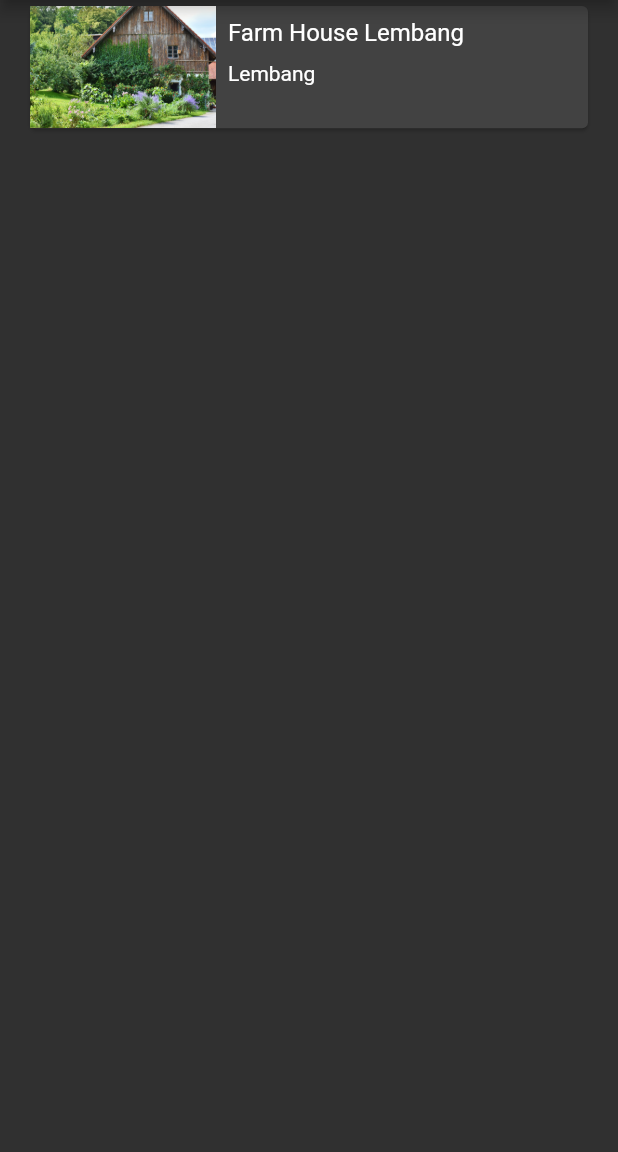
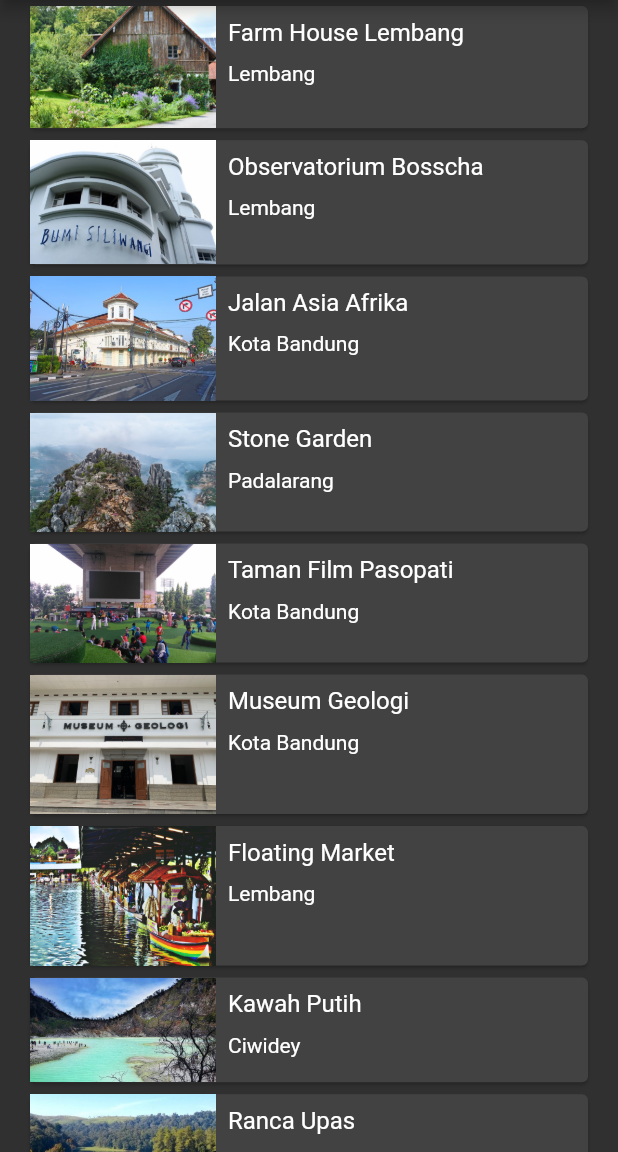
Before and after one commit to arifikhsan/flutter_wisata_bandung, a Flutter app: the screen it shows after launch, on a phone screen of 412 x 824 dp, the part 84-1236 px from its top. Run offline on Flutter 3.47's test engine with Material 2 defaults, Android fonts, the phone set to English and light mode, and no system bars.

Commit message:
list detail

```diff
--- a/lib/detail_screen.dart
+++ b/lib/detail_screen.dart
@@ -1,8 +1,16 @@
 import 'package:flutter/material.dart';
 import 'package:flutter/rendering.dart';
-import 'package:flutter_wisata_bandung/styles.dart';
+import 'package:flutter_wisata_bandung/model/tourism_place_model.dart';
+import 'package:flutter_wisata_bandung/util/styles.dart';
 
 class DetailScreen extends StatelessWidget {
+  final TourismPlaceModel place;
+
+  const DetailScreen({
+    Key key,
+    @required this.place,
+  }) : super(key: key);
+
   @override
   Widget build(BuildContext context) {
     return Scaffold(
@@ -12,11 +20,11 @@ class DetailScreen extends StatelessWidget {
         child: Column(
           crossAxisAlignment: CrossAxisAlignment.stretch,
           children: [
-            Image.asset('images/farm-house.jpg'),
+            Image.asset(place.imageAsset),
             Container(
               margin: EdgeInsets.only(top: 16),
               child: Text(
-                'Farm House Lembang',
+                place.name,
                 textAlign: TextAlign.center,
                 style: TextStyle(
                   fontSize: 30.0,
@@ -35,7 +43,7 @@ class DetailScreen extends StatelessWidget {
                       Icon(Icons.calendar_today),
                       SizedBox(height: 8),
                       Text(
-                        'Open Everyday',
+                        place.openDays,
                         style: informationTextStyle,
                       ),
                     ],
@@ -45,7 +53,7 @@ class DetailScreen extends StatelessWidget {
                       Icon(Icons.access_time),
                       SizedBox(height: 8),
                       Text(
-                        '09:00 - 20:00',
+                        place.openTime,
                         style: informationTextStyle,
                       ),
                     ],
@@ -55,7 +63,7 @@ class DetailScreen extends StatelessWidget {
                       Icon(Icons.monetization_on),
                       SizedBox(height: 8),
                       Text(
-                        'Rp. 25.000',
+                        place.ticketPrice,
                         style: informationTextStyle,
                       ),
                     ],
@@ -66,7 +74,7 @@ class DetailScreen extends StatelessWidget {
             Container(
               padding: EdgeInsets.all(16.0),
               child: Text(
-                'Berada di jalur utama Bandung-Lembang, Farm House menjadi objek wisata yang tidak pernah sepi pengunjung. Selain karena letaknya strategis, kawasan ini juga menghadirkan nuansa wisata khas Eropa. Semua itu diterapkan dalam bentuk spot swafoto Instagramable.',
+                place.description,
                 textAlign: TextAlign.center,
                 style: TextStyle(
                   fontSize: 16,
@@ -79,23 +87,15 @@ class DetailScreen extends StatelessWidget {
               child: ListView(
                 physics: BouncingScrollPhysics(),
                 scrollDirection: Axis.horizontal,
-                children: <Widget>[
-                  Padding(
+                children: place.imageUrls.map((url) {
+                  return Padding(
                     padding: const EdgeInsets.all(4),
-                    child: Image.network(
-                        'https://media-cdn.tripadvisor.com/media/photo-s/0d/7c/59/70/farmhouse-lembang.jpg'),
-                  ),
-                  Padding(
-                    padding: const EdgeInsets.all(4),
-                    child: Image.network(
-                        'https://media-cdn.tripadvisor.com/media/photo-w/13/f0/22/f6/photo3jpg.jpg'),
-                  ),
-                  Padding(
-                    padding: const EdgeInsets.all(4),
-                    child: Image.network(
-                        'https://media-cdn.tripadvisor.com/media/photo-m/1280/16/a9/33/43/liburan-di-farmhouse.jpg'),
-                  ),
-                ],
+                    child: ClipRRect(
+                      borderRadius: BorderRadius.circular(10),
+                      child: Image.network(url),
+                    ),
+                  );
+                }).toList(),
               ),
             ),
           ],
--- a/lib/home_screen.dart
+++ b/lib/home_screen.dart
@@ -1,5 +1,6 @@
 import 'package:flutter/material.dart';
 import 'package:flutter_wisata_bandung/detail_screen.dart';
+import 'package:flutter_wisata_bandung/util/places.dart';
 
 class HomeScreen extends StatelessWidget {
   @override
@@ -8,13 +9,15 @@ class HomeScreen extends StatelessWidget {
       appBar: AppBar(
         title: Text('Wisata Bandung'),
       ),
-      body: FlatButton(
+      body: ListView(
+        children: tourismPlaceModelList.map((place) {
+          return FlatButton(
             onPressed: () {
               Navigator.push(
                 context,
                 MaterialPageRoute(
                   builder: (context) {
-                return DetailScreen();
+                    return DetailScreen(place: place,);
                   },
                 ),
               );
@@ -25,7 +28,7 @@ class HomeScreen extends StatelessWidget {
                 children: [
                   Expanded(
                     flex: 1,
-                child: Image.asset('images/farm-house.jpg'),
+                    child: Image.asset(place.imageAsset),
                   ),
                   Expanded(
                     flex: 2,
@@ -36,13 +39,13 @@ class HomeScreen extends StatelessWidget {
                         mainAxisSize: MainAxisSize.min,
                         children: [
                           Text(
-                        'Farm House Lembang',
+                            place.name,
                             style: TextStyle(fontSize: 16),
                           ),
                           SizedBox(
                             height: 10,
                           ),
-                      Text('Lembang'),
+                          Text(place.location),
                         ],
                       ),
                     ),
@@ -50,6 +53,8 @@ class HomeScreen extends StatelessWidget {
                 ],
               ),
             ),
+          );
+        }).toList(),
       ),
     );
   }
--- /dev/null
+++ b/lib/model/tourism_place_model.dart
@@ -0,0 +1,21 @@
+class TourismPlaceModel {
+  String name;
+  String location;
+  String description;
+  String openDays;
+  String openTime;
+  String ticketPrice;
+  String imageAsset;
+  List<String> imageUrls;
+
+  TourismPlaceModel({
+    this.name,
+    this.location,
+    this.description,
+    this.openDays,
+    this.openTime,
+    this.ticketPrice,
+    this.imageAsset,
+    this.imageUrls,
+  });
+}
--- /dev/null
+++ b/lib/util/places.dart
@@ -0,0 +1,139 @@
+import 'package:flutter_wisata_bandung/model/tourism_place_model.dart';
+
+var tourismPlaceModelList = [
+  TourismPlaceModel(
+    name: 'Farm House Lembang',
+    location: 'Lembang',
+    description:
+        'Berada di jalur utama Bandung-Lembang, Farm House menjadi objek wisata yang tidak pernah sepi pengunjung. Selain karena letaknya strategis, kawasan ini juga menghadirkan nuansa wisata khas Eropa. Semua itu diterapkan dalam bentuk spot swafoto Instagramable.',
+    openDays: 'Open Everyday',
+    openTime: '09:00 - 20:00',
+    ticketPrice: 'Rp 25000',
+    imageAsset: 'images/farm-house.jpg',
+    imageUrls: [
+      'https://media-cdn.tripadvisor.com/media/photo-s/0d/7c/59/70/farmhouse-lembang.jpg',
+      'https://media-cdn.tripadvisor.com/media/photo-w/13/f0/22/f6/photo3jpg.jpg',
+      'https://media-cdn.tripadvisor.com/media/photo-m/1280/16/a9/33/43/liburan-di-farmhouse.jpg'
+    ],
+  ),
+  TourismPlaceModel(
+    name: 'Observatorium Bosscha',
+    location: 'Lembang',
+    description:
+        'Memiliki beberapa teleskop, antara lain, Refraktor Ganda Zeiss, Schmidt Bimasakti, Refraktor Bamberg, Cassegrain GOTO, dan Teleskop Surya. Refraktor Ganda Zeiss adalah jenis teleskop terbesar untuk meneropong bintang. Benda ini diletakkan pada atap kubah sehingga saat teropong digunakan, atap tersebut harus dibuka. Observatorium Bosscha boleh dikunjungi oleh siapa pun, tanpa tiket. Namun, bagi yang ingin menggunakan teleskop Zeiss, wajib mendaftarkan diri. Untuk instansi atau lembaga pendidikan, diberikan jadwal hari Selasa sampai Jumat. Sementara itu, kunjungan individu dibuka setiap hari Sabtu.',
+    openDays: 'Open Tuesday - Saturday',
+    openTime: '09:00 - 14:30',
+    ticketPrice: 'Rp 20000',
+    imageAsset: 'images/bosscha.jpg',
+    imageUrls: [
+      'https://media-cdn.tripadvisor.com/media/photo-o/12/6b/63/0b/bosscha-observatory.jpg',
+      'https://media-cdn.tripadvisor.com/media/photo-p/0d/6a/88/9b/photo3jpg.jpg',
+      'https://media-cdn.tripadvisor.com/media/photo-o/11/3f/04/39/p-20171111-110220-largejpg.jpg',
+    ],
+  ),
+  TourismPlaceModel(
+    name: 'Jalan Asia Afrika',
+    location: 'Kota Bandung',
+    description:
+        'Jalan Asia Afrika di Bandung memiliki kaitan yang sangat erat dengan pendirian kota Kembang ini. Karena pada saat itu, Gubernur Jenderal Herman Willem Deaendels dari Belanda menancapkan tongkatnya saat memerintahkan pendirian kota ini, yang kemudian diabadikan menjadi tugu Bandung Nol Kilometer.',
+    openDays: 'Open Everyday',
+    openTime: '24 hours',
+    ticketPrice: 'Free',
+    imageAsset: 'images/jalan-asia-afrika.jpg',
+    imageUrls: [
+      'https://media-cdn.tripadvisor.com/media/photo-o/0d/c2/e7/e6/quotes-kota-bandung.jpg',
+      'https://media-cdn.tripadvisor.com/media/photo-w/17/f4/44/01/jalan-asia-afrika.jpg',
+      'https://media-cdn.tripadvisor.com/media/photo-s/0a/ef/36/e2/jalan-asia-afrika.jpg',
+    ],
+  ),
+  TourismPlaceModel(
+    name: 'Stone Garden',
+    location: 'Padalarang',
+    description:
+        'Stone Garden atau Taman Batu di Padalarang – Bandung ini adalah nama secara harafiah untuk apa yang akan kita lihat jika berada di sana. Hamparan batu yang artistik membuat kita merasa tidak sedang berada di Bandung, apalagi di Padalarang. Hamparan batu yang dimaksud bukan terhampar begitu saja di atas tanah luas yang menjadi permukaannya. Batu-batu besar yang ukuran pastinya bervariasi tersusun seperti memiliki suatu formasi matematis.',
+    openDays: 'Open Everyday',
+    openTime: '06:00 - 17:00',
+    ticketPrice: 'Rp 3000',
+    imageAsset: 'images/stone-garden.jpg',
+    imageUrls: [
+      'https://media-cdn.tripadvisor.com/media/photo-o/15/01/d7/4b/p-20180510-153310-01.jpg',
+      'https://media-cdn.tripadvisor.com/media/photo-w/15/68/00/32/stone-garden-citatah.jpg',
+      'https://media-cdn.tripadvisor.com/media/photo-o/0d/a2/cb/05/stone-garden-citatah.jpg',
+    ],
+  ),
+  TourismPlaceModel(
+    name: 'Taman Film Pasopati',
+    location: 'Kota Bandung',
+    description:
+        'Menjadi salah satu tempat wisata di Bandung yang favorit, tentu Taman Film ini memiliki fasilitas cukup memadai. Pemberian fasilitas ini memiliki harapan para pengunjung akan merasa nyaman dan tak segan2 untuk kembali berkunjung terus menerus kesini. Beberapa fasilitas taman yang bisa kamu nikmati diantaranya seperti layar videotron besar berukuran 4×8 untuk memutar berbagai macam pilihan film seperti Film Indonesia, Bollywood, Korea, ataupun Indie Bandung.',
+    openDays: 'Open Everyday',
+    openTime: '24 hours',
+    ticketPrice: 'Free',
+    imageAsset: 'images/taman-film.jpg',
+    imageUrls: [
+      'https://media-cdn.tripadvisor.com/media/photo-o/08/8b/87/50/bandung-movie-park.jpg',
+      'https://media-cdn.tripadvisor.com/media/photo-o/17/67/d5/53/img-20190505-114509-largejpg.jpg',
+      'https://media-cdn.tripadvisor.com/media/photo-w/09/73/33/05/taman-film-pasopati.jpg',
+    ],
+  ),
+  TourismPlaceModel(
+    name: 'Museum Geologi',
+    location: 'Kota Bandung',
+    description:
+        'Museum Geologi didirikan pada tanggal 16 Mei 1929. Museum ini telah direnovasi dengan dana bantuan dari JICA (Japan International Cooperation Agency). Setelah mengalami renovasi, Museum Geologi dibuka kembali dan diresmikan oleh Wakil Presiden RI, Megawati Soekarnoputri pada tanggal 23 Agustus 2000. Sebagai salah satu monumen bersejarah, museum berada di bawah perlindungan pemerintah dan merupakan peninggalan nasional. Dalam Museum ini, tersimpan dan dikelola materi-materi geologi yang berlimpah, seperti fosil, batuan, mineral. Kesemuanya itu dikumpulkan selama kerja lapangan di Indonesia sejak 1850.',
+    openDays: 'Open Saturday - Thursday',
+    openTime: '09:00 - 15:30',
+    ticketPrice: 'Rp 3000',
+    imageAsset: 'images/museum-geologi.jpg',
+    imageUrls: [
+      'https://media-cdn.tripadvisor.com/media/photo-w/19/1c/8e/f7/geology-museum.jpg',
+      'https://media-cdn.tripadvisor.com/media/photo-o/11/a7/35/b7/geology-museum.jpg',
+      'https://media-cdn.tripadvisor.com/media/photo-s/1a/55/e0/dc/geology-museum.jpg',
+    ],
+  ),
+  TourismPlaceModel(
+    name: 'Floating Market',
+    location: 'Lembang',
+    description:
+        'Tempat wisata ini sepertinya memang ditujukan untuk wisata keluarga di Bandung. Di sini kita bisa menikmati suasana kawasan yang tertata rapi dan alami. Pada awalnya, floating market Lembang tidak begitu luas. Tapi sekarang sudah ekspansi dan memiliki banyak objek menarik baru. Nama floating market ini sepertinya merujuk pada stand tempat jualan makanan yang berada dalam perahu.',
+    openDays: 'Open Everyday',
+    openTime: '09:00 - 17:00',
+    ticketPrice: 'Rp 20000',
+    imageAsset: 'images/floating-market.png',
+    imageUrls: [
+      'https://media-cdn.tripadvisor.com/media/photo-o/17/f9/ff/f8/floating-market-bandung.jpg',
+      'https://media-cdn.tripadvisor.com/media/photo-p/1a/86/d3/cd/20200103-125059-largejpg.jpg',
+      'https://media-cdn.tripadvisor.com/media/photo-p/19/ce/b4/9b/img20181224120857-largejpg.jpg',
+    ],
+  ),
+  TourismPlaceModel(
+    name: 'Kawah Putih',
+    location: 'Ciwidey',
+    description:
+        'Kawah Putih adalah tempat wisata di Bandung yang paling terkenal. Berlokasi di Ciwidey, Jawa Barat, kurang lebih sekitar 50 KM arah selatan kota Bandung, Kawah Putih adalah sebuah danau yang terbentuk akibat dari letusan Gunung Patuha. Sesuai dengan namanya, tanah yang ada di kawasan ini berwarna putih akibat dari pencampuran unsur belerang.',
+    openDays: 'Open Everyday',
+    openTime: '07:00 - 17:00',
+    ticketPrice: 'Rp 15000',
+    imageAsset: 'images/kawah-putih.jpg',
+    imageUrls: [
+      'https://media-cdn.tripadvisor.com/media/photo-o/0b/6e/7c/ce/rocks-sticking-out-of.jpg',
+      'https://media-cdn.tripadvisor.com/media/photo-p/0b/35/30/14/white-crater.jpg',
+      'https://media-cdn.tripadvisor.com/media/photo-o/0a/8b/9a/79/2945-t00572-www-initempatwisat.jpg',
+    ],
+  ),
+  TourismPlaceModel(
+    name: 'Ranca Upas',
+    location: 'Ciwidey',
+    description:
+        'Ranca Upas Ciwidey adalah kawasan bumi perkemahan di bawah pengelolaan perhutani. Tempat ini berada di kawasan wisata Bandung Selatan, satu lokasi dengan kawah putih, kolam Cimanggu dan situ Patenggang. Banyak hal yang bisa dilakukan di kawasan wisata ini, seperti berkemah, berinteraksi dengan rusa, sampai bermain di water park dan mandi air panas.',
+    openDays: 'Open Everyday',
+    openTime: '24 hours',
+    ticketPrice: 'Rp 20000',
+    imageAsset: 'images/ranca-upas.jpg',
+    imageUrls: [
+      'https://media-cdn.tripadvisor.com/media/photo-o/1a/e0/7f/9c/kampung-cai-ranca-upas.jpg',
+      'https://media-cdn.tripadvisor.com/media/photo-w/13/ee/2f/87/ranca-upas.jpg',
+      'https://media-cdn.tripadvisor.com/media/photo-w/13/ee/27/0a/ranca-upas.jpg',
+    ],
+  ),
+];
```
Also changed, not shown: lib/util/styles.dart (renamed from lib/styles.dart). Lines whose indentation alone changed are shown as unchanged.
